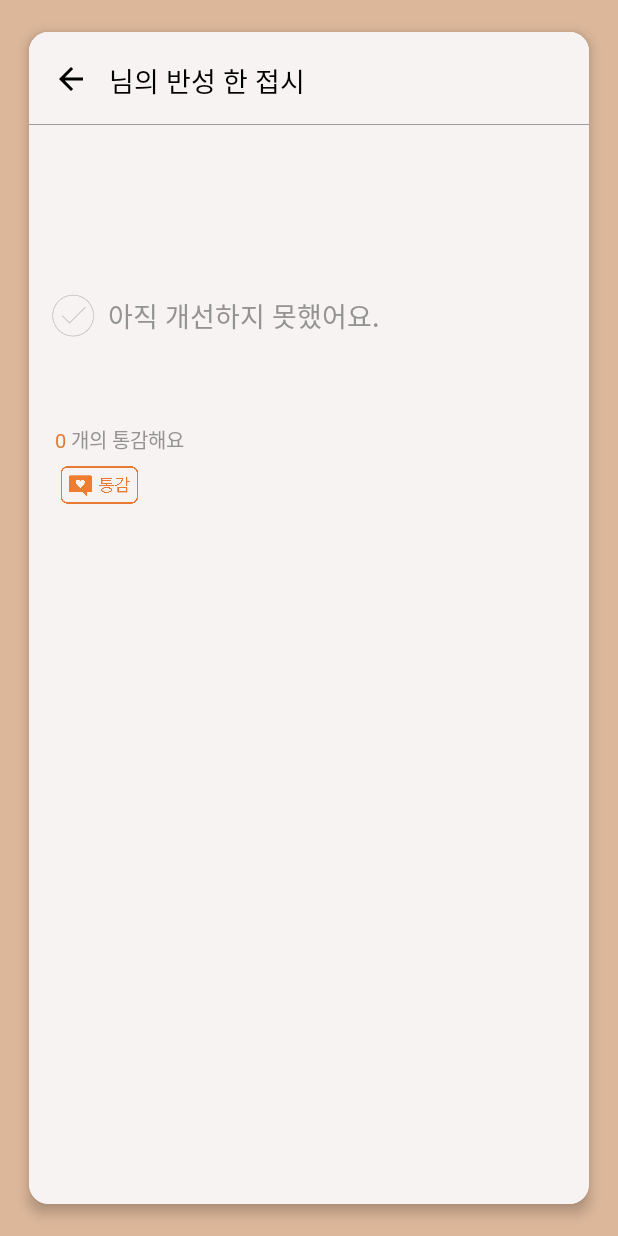
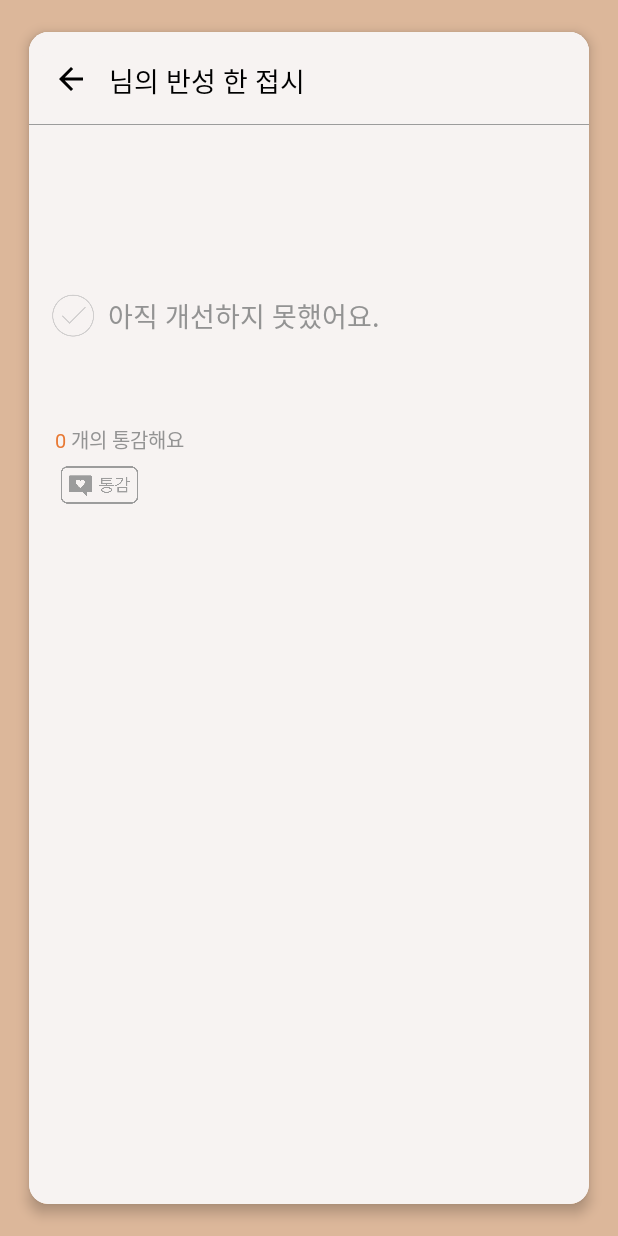
Before and after one commit to 5England/plateOfSelfReflection, an Android app: the PlateActivity screen opened directly, with no data from a screen before it, on a phone screen of 412 x 824 dp. Run offline under Robolectric (Android 15) with nearby library versions, the phone set to English and light mode, and no system bars; our stand-ins replace Firebase (no records; nobody signed in at launch, a user with empty details on screens opened directly); 1 statement that could not run was skipped.

Commit message:
FirestoreRepository.kt - likePlate() 기능 안정화

```diff
--- a/app/src/main/java/com/devwan/plateofselfreflection/Plate.kt
+++ b/app/src/main/java/com/devwan/plateofselfreflection/Plate.kt
@@ -49,6 +49,7 @@ data class Plate(val nickName : String = "(익명)",
                 putExtra("snapshotId", snapshot.id)
             }
 
+            intent.apply {
                 val firestoreRepo : FirestoreRepository = FirestoreRepository()
                 val uid : String = firestoreRepo.getUid()
                 val likeUidMap : Map<String, Boolean> = snapshot["likeUidMap"] as Map<String, Boolean>
@@ -57,8 +58,8 @@ data class Plate(val nickName : String = "(익명)",
                 }else{
                     false
                 }
-
-            intent.putExtra("isLiked", isLiked)
+                putExtra("isLiked", isLiked)
+            }
 
             return intent
         }
--- a/app/src/main/java/com/devwan/plateofselfreflection/PlateActivity.kt
+++ b/app/src/main/java/com/devwan/plateofselfreflection/PlateActivity.kt
@@ -2,62 +2,78 @@ package com.devwan.plateofselfreflection
 
 import androidx.appcompat.app.AppCompatActivity
 import android.os.Bundle
+import android.view.View
+import androidx.activity.viewModels
+import androidx.fragment.app.viewModels
+import androidx.lifecycle.SavedStateViewModelFactory
 import com.devwan.plateofselfreflection.databinding.ActivityPlateBinding
 import kotlinx.coroutines.*
 
 class PlateActivity : AppCompatActivity() {
 
     private lateinit var binding : ActivityPlateBinding
+    val firestoreRepo : FirestoreRepository = FirestoreRepository()
     private var isLiked : Boolean = false
+    private var like : Int = 0
 
     override fun onCreate(savedInstanceState: Bundle?) {
         super.onCreate(savedInstanceState)
         binding = ActivityPlateBinding.inflate(layoutInflater)
         setContentView(binding.root)
 
-        isLiked = intent.getBooleanExtra("isLiked", true)
+        val snapshotId : String = intent.getStringExtra("snapshotId") as String
+        isLiked = intent.getBooleanExtra("isLiked", false)
+        like = intent.getLongExtra("like", 0).toInt()
+
         initView()
-        initBtnLikeClickListener()
+        initBtnLikeClickListener(snapshotId)
 
         binding.btnFinishActivity.setOnClickListener {
             finish()
         }
+
+        //isLiked(Boolean) + like(Long) 을 가지고 와야함
+        //1. 해당 뷰에 들어왔을 때
+        //2. 좋아요를 눌렀을 때
     }
 
     private fun initView(){
-        binding.textViewNickname.text = intent.getStringExtra("nickName")
-        binding.textViewUploadTime.text = intent.getStringExtra("uploadTime")
-        binding.textViewTitle.text = intent.getStringExtra("title")
-        binding.textViewMainText.text = intent.getStringExtra("mainText")
+        binding.apply {
+            textViewNickname.text = intent.getStringExtra("nickName")
+            textViewUploadTime.text = intent.getStringExtra("uploadTime")
+            textViewTitle.text = intent.getStringExtra("title")
+            textViewMainText.text = intent.getStringExtra("mainText")
+            textViewLike.text = like.toString()
+
             if(intent.getBooleanExtra("isOvercome", false)){
-            binding.imageViewIsOvercome.setImageResource(R.drawable.cardplate_icon_isovercome_true)
-            binding.textViewIsOvercomeMessage.text = "개선이 된 반성이에요."
-            binding.textViewFeedBack.text = intent.getStringExtra("feedBack")
+                imageViewIsOvercome.setImageResource(R.drawable.cardplate_icon_isovercome_true)
+                textViewIsOvercomeMessage.text = "개선이 된 반성이에요."
+                textViewFeedBack.text = intent.getStringExtra("feedBack")
             }
-        binding.textViewLike.text = intent.getLongExtra("like", 0).toString()
+
             if(isLiked){
-            binding.btnLike.setImageResource(R.drawable.plateactivity_icon_liked)
+                btnLike.setImageResource(R.drawable.plateactivity_icon_liked)
+            }
         }
     }
 
-    private fun initBtnLikeClickListener(){
-        binding.btnLike.setOnClickListener {
-            val firestoreRepo : FirestoreRepository = FirestoreRepository()
-            val snapshotId : String = intent.getStringExtra("snapshotId")!!
-            val currentLike = binding.textViewLike.text.toString().toInt()
-
+    private fun initBtnLikeClickListener(snapshotId : String){
+        binding.apply {
+            btnLike.setOnClickListener {
                 GlobalScope.launch {
                     firestoreRepo.likePlate(snapshotId)
                 }
 
                 if(isLiked){
-                binding.btnLike.setImageResource(R.drawable.plateactivity_icon_notliked)
-                binding.textViewLike.text = (currentLike - 1).toString()
+                    btnLike.setImageResource(R.drawable.plateactivity_icon_notliked)
+                    textViewLike.text = (--like).toString()
                 }else{
-                binding.btnLike.setImageResource(R.drawable.plateactivity_icon_liked)
-                binding.textViewLike.text = (currentLike + 1).toString()
+                    btnLike.setImageResource(R.drawable.plateactivity_icon_liked)
+                    textViewLike.text = (++like).toString()
                 }
+
                 isLiked = !isLiked
             }
         }
     }
+}
```
Also changed, not shown: app/src/main/java/com/devwan/plateofselfreflection/FirestoreRepository.kt (+14 -1 lines). Lines whose indentation alone changed are shown as unchanged.
